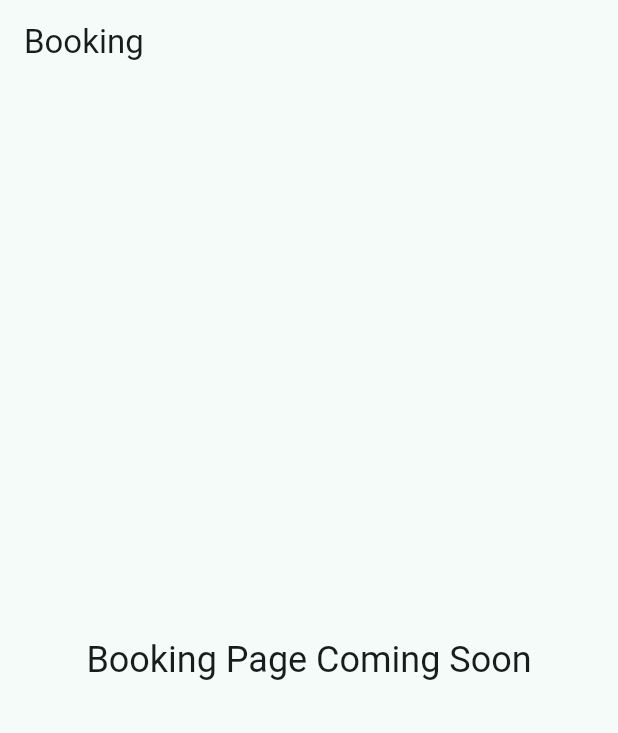
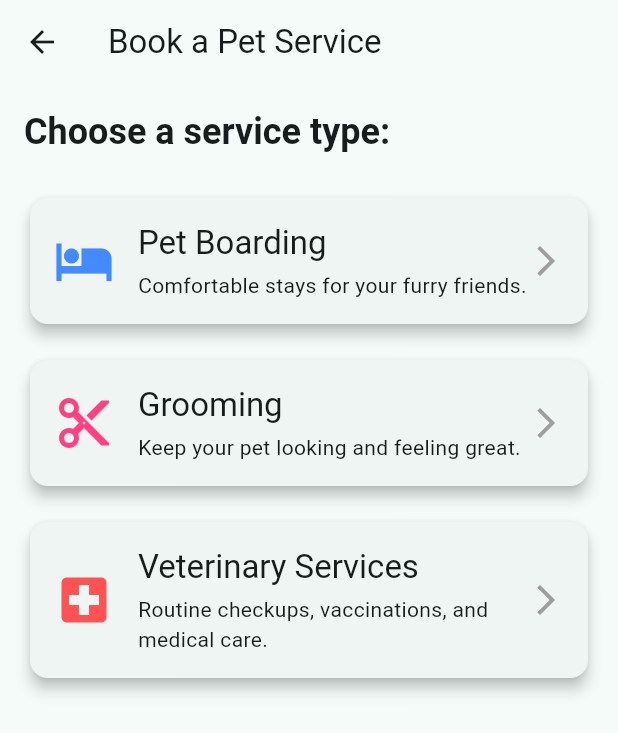
Before and after one commit to AMuthua/pawpal_1_0, a Flutter app: the HomeScreen screen opened by its route, in the side drawer, after a tap on "Book a Pet Service", on a phone screen of 412 x 824 dp. Shown: the top 733 px of the screen. Run offline on Flutter 3.47's test engine with Material 3 defaults, Android fonts, the phone set to English and light mode, and no system bars; our stand-ins replace flutter_dotenv, go_router, supabase_flutter; accounts and stored records are empty; network calls fail.

Commit message:
Onto the next block.
Booking and dev continuation

```diff
--- /dev/null
+++ b/lib/features/bookings/book_service_screen.dart
@@ -0,0 +1,135 @@
+import 'package:flutter/material.dart';
+import 'package:go_router/go_router.dart';
+import 'package:supabase_flutter/supabase_flutter.dart';
+
+
+class BookServiceScreen extends StatelessWidget {
+  const BookServiceScreen({super.key});
+
+  @override
+  Widget build(BuildContext context) {
+    return Scaffold(
+      appBar: AppBar(
+        title: const Text('Book a Pet Service'),
+      ),
+      body: SingleChildScrollView(
+        padding: const EdgeInsets.all(16.0),
+        child: Column(
+          crossAxisAlignment: CrossAxisAlignment.start,
+          children: [
+            Text(
+              'Choose a service type:',
+              style: Theme.of(context).textTheme.headlineSmall?.copyWith(fontWeight: FontWeight.bold),
+            ),
+            const SizedBox(height: 24),
+
+            // Service Card for Boarding
+            _ServiceCard(
+              icon: Icons.hotel,
+              iconColor: Colors.blueAccent,
+              title: 'Pet Boarding',
+              description: 'Comfortable stays for your furry friends.',
+              onTap: () {
+                // TODO: Navigate to Boarding booking details screen
+                // For now, let's just show a snackbar or navigate to a generic next step
+                ScaffoldMessenger.of(context).showSnackBar(
+                  const SnackBar(content: Text('Boarding selected! (Next step coming soon)')),
+                );
+                // We'll define a specific route for each service later, or pass a parameter.
+                // For example: context.go('/book/boarding');
+              },
+            ),
+            const SizedBox(height: 16),
+
+            // Service Card for Grooming
+            _ServiceCard(
+              icon: Icons.cut,
+              iconColor: Colors.pinkAccent,
+              title: 'Grooming',
+              description: 'Keep your pet looking and feeling great.',
+              onTap: () {
+                // TODO: Navigate to Grooming booking details screen
+                ScaffoldMessenger.of(context).showSnackBar(
+                  const SnackBar(content: Text('Grooming selected! (Next step coming soon)')),
+                );
+              },
+            ),
+            const SizedBox(height: 16),
+
+            // Service Card for Veterinary Services
+            _ServiceCard(
+              icon: Icons.local_hospital,
+              iconColor: Colors.redAccent,
+              title: 'Veterinary Services',
+              description: 'Routine checkups, vaccinations, and medical care.',
+              onTap: () {
+                // TODO: Navigate to Veterinary booking details screen
+                ScaffoldMessenger.of(context).showSnackBar(
+                  const SnackBar(content: Text('Veterinary selected! (Next step coming soon)')),
+                );
+              },
+            ),
+            const SizedBox(height: 16),
+
+            // TODO: Add more service types as needed (e.g., Dog Walking, Pet Sitting)
+          ],
+        ),
+      ),
+    );
+  }
+}
+
+// Helper Widget for Service Cards
+class _ServiceCard extends StatelessWidget {
+  final IconData icon;
+  final Color iconColor;
+  final String title;
+  final String description;
+  final VoidCallback onTap;
+
+  const _ServiceCard({
+    required this.icon,
+    required this.iconColor,
+    required this.title,
+    required this.description,
+    required this.onTap,
+  });
+
+  @override
+  Widget build(BuildContext context) {
+    return Card(
+      elevation: 4,
+      shape: RoundedRectangleBorder(borderRadius: BorderRadius.circular(12)),
+      child: InkWell( // Use InkWell for tap effect on the card
+        borderRadius: BorderRadius.circular(12),
+        onTap: onTap,
+        child: Padding(
+          padding: const EdgeInsets.all(16.0),
+          child: Row(
+            children: [
+              Icon(icon, size: 40, color: iconColor),
+              const SizedBox(width: 16),
+              Expanded(
+                child: Column(
+                  crossAxisAlignment: CrossAxisAlignment.start,
+                  children: [
+                    Text(
+                      title,
+                      style: Theme.of(context).textTheme.titleLarge,
+                    ),
+                    const SizedBox(height: 4),
+                    Text(
+                      description,
+                      style: Theme.of(context).textTheme.bodyMedium,
+                    ),
+                  ],
+                ),
+              ),
+              const Icon(Icons.arrow_forward_ios, color: Colors.grey),
+            ],
+          ),
+        ),
+      ),
+    );
+  }
+}
--- a/lib/features/home/home_screen.dart
+++ b/lib/features/home/home_screen.dart
@@ -410,7 +410,7 @@ class HomeScreen extends StatelessWidget {
               title: const Text('Book a Pet Service'),
               onTap: () {
                 Navigator.pop(context);
-                context.go('/book');
+                context.push('/book');
               },
             ),
             ListTile(
@@ -418,7 +418,7 @@ class HomeScreen extends StatelessWidget {
               title: const Text('Manage Pet Profiles'),
               onTap: () {
                 Navigator.pop(context);
-                context.go('/pets');
+                context.push('/pets');
               },
             ),
             ListTile(
@@ -426,7 +426,7 @@ class HomeScreen extends StatelessWidget {
               title: const Text('My Bookings'),
               onTap: () {
                 Navigator.pop(context);
-                context.go('/my_bookings');
+                context.push('/my_bookings');
               },
             ),
             ListTile(
@@ -434,7 +434,7 @@ class HomeScreen extends StatelessWidget {
               title: const Text('Customer Support'),
               onTap: () {
                 Navigator.pop(context);
-                context.go('/support');
+                context.push('/support');
               },
             ),
             const Divider(),
--- a/lib/routes/app_routes.dart
+++ b/lib/routes/app_routes.dart
@@ -7,6 +7,7 @@ import '../features/auth/signup_screen.dart';
 import '../features/home/home_screen.dart';
 import '../widgets/placeholder_screen.dart';
 import '../features/auth/session_checker.dart';
+import '../features/bookings/book_service_screen.dart';
 
 
 final GoRouter appRouter = GoRouter(
@@ -16,7 +17,7 @@ final GoRouter appRouter = GoRouter(
     GoRoute(path: '/login', builder: (context, state) => const LoginScreen()),
     GoRoute(path: '/signup', builder: (context, state) => const SignupScreen()),
     GoRoute(path: '/home', builder: (context, state) => const HomeScreen()),
-    GoRoute(path: '/book', builder: (context, state) => const PlaceholderScreen(title: 'Booking')),
+    GoRoute(path: '/book', builder: (context, state) => const BookServiceScreen()),
     GoRoute(path: '/pets', builder: (context, state) => const PlaceholderScreen(title: 'Pet Profiles')),
     GoRoute(path: '/support', builder: (context, state) => const PlaceholderScreen(title: 'Support')),
   ],
```
